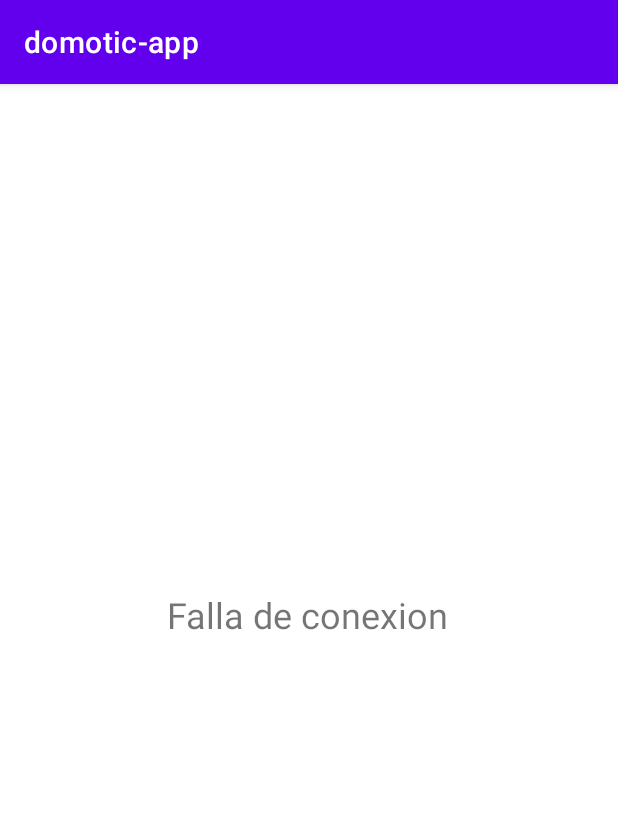
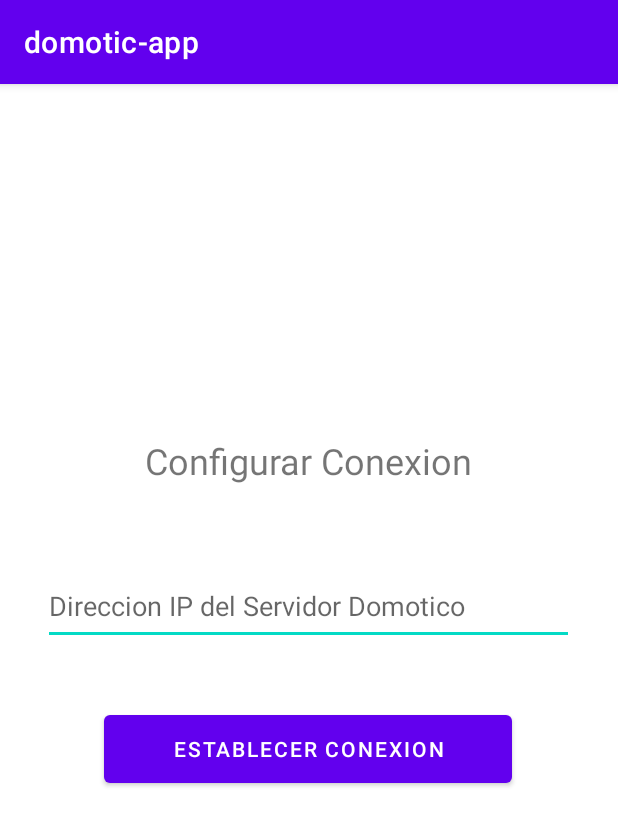
Before and after one commit to zchumager/domoticapp, an Android app: the screen it shows after launch (FailureActivity), on a phone screen of 412 x 824 dp. Shown: the top 826 px of the screen. Run offline under Robolectric (Android 15) with nearby library versions, the phone set to English and light mode, and no system bars.

Commit message:
Code preparation for adding IP Address to connect to domotic server

```diff
--- a/app/src/main/java/com/mazatlab/domotic_app/FailureActivity.java
+++ b/app/src/main/java/com/mazatlab/domotic_app/FailureActivity.java
@@ -3,12 +3,42 @@ package com.mazatlab.domotic_app;
 import androidx.appcompat.app.AppCompatActivity;
 
 import android.os.Bundle;
+import android.util.Patterns;
+import android.view.View;
+import android.widget.Button;
+import android.widget.TextView;
+import android.widget.Toast;
 
-public class FailureActivity extends AppCompatActivity {
+public class FailureActivity extends AppCompatActivity implements View.OnClickListener {
+
+    TextView ipAddr;
+    Button domoticServerConnBtn;
 
     @Override
     protected void onCreate(Bundle savedInstanceState) {
         super.onCreate(savedInstanceState);
         setContentView(R.layout.activity_failure);
+
+        this.initComponent();
+    }
+
+    protected void initComponent() {
+        this.ipAddr = findViewById(R.id.ipaddrTxt);
+        this.domoticServerConnBtn = findViewById(R.id.domoticServerConnBtn);
+        this.domoticServerConnBtn.setOnClickListener(this);
+    }
+
+    @Override
+    public void onClick(View v) {
+        if(v.getId() == R.id.domoticServerConnBtn) {
+            String ipAddress = this.ipAddr.getText().toString();
+
+            // Verifying IP Address provided is valid
+            if(Patterns.IP_ADDRESS.matcher(ipAddress).matches()) {
+
+            } else {
+                Toast.makeText(this, "The value provided is not a valid IP Address", Toast.LENGTH_SHORT).show();
+            }
+        }
     }
 }
--- a/app/src/main/java/com/mazatlab/domotic_app/utils/Network.java
+++ b/app/src/main/java/com/mazatlab/domotic_app/utils/Network.java
@@ -13,9 +13,10 @@ import java.util.Collections;
 import java.util.List;
 
 public class Network {
-    public final static String API_SERVER_URL = "http://192.168.1.3:5000";
     public final static int RETRY_TIMES = 3;
     public final static int RETRY_MILLISECONDS_TIME = 10000;
+
+    public static String API_SERVER_URL = "http://raspberrypi.local:5000/";
 
     public static String getDeviceName(Context context) {
         return Settings.Global.getString(context.getContentResolver(), Settings.Global.DEVICE_NAME);
--- a/app/src/main/res/layout/activity_failure.xml
+++ b/app/src/main/res/layout/activity_failure.xml
@@ -10,12 +10,37 @@
         android:id="@+id/textView5"
         android:layout_width="wrap_content"
         android:layout_height="wrap_content"
-        android:text="Falla de conexion"
+        android:text="Configurar Conexion"
         android:textSize="24sp"
         app:layout_constraintBottom_toBottomOf="parent"
         app:layout_constraintEnd_toEndOf="parent"
-        app:layout_constraintHorizontal_bias="0.497"
         app:layout_constraintStart_toStartOf="parent"
         app:layout_constraintTop_toTopOf="parent"
-        app:layout_constraintVertical_bias="0.459" />
+        app:layout_constraintVertical_bias="0.319" />
+
+    <EditText
+        android:id="@+id/ipaddrTxt"
+        android:layout_width="354dp"
+        android:layout_height="51dp"
+        android:ems="10"
+        android:hint="Direccion IP del Servidor Domotico"
+        android:inputType="textPersonName"
+        app:layout_constraintBottom_toBottomOf="parent"
+        app:layout_constraintEnd_toEndOf="parent"
+        app:layout_constraintHorizontal_bias="0.491"
+        app:layout_constraintStart_toStartOf="parent"
+        app:layout_constraintTop_toTopOf="parent"
+        app:layout_constraintVertical_bias="0.45" />
+
+    <Button
+        android:id="@+id/domoticServerConnBtn"
+        android:layout_width="272dp"
+        android:layout_height="57dp"
+        android:text="Establecer Conexion"
+        app:layout_constraintBottom_toBottomOf="parent"
+        app:layout_constraintEnd_toEndOf="parent"
+        app:layout_constraintHorizontal_bias="0.496"
+        app:layout_constraintStart_toStartOf="parent"
+        app:layout_constraintTop_toBottomOf="@+id/ipaddrTxt"
+        app:layout_constraintVertical_bias="0.121" />
 </androidx.constraintlayout.widget.ConstraintLayout>
```
